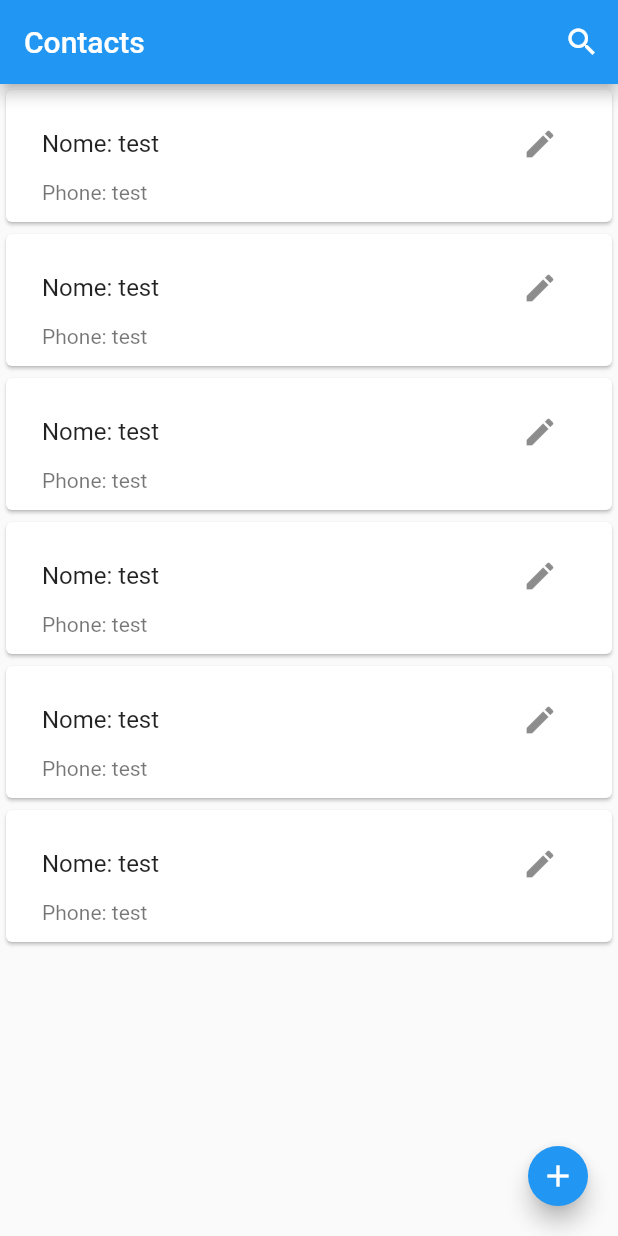
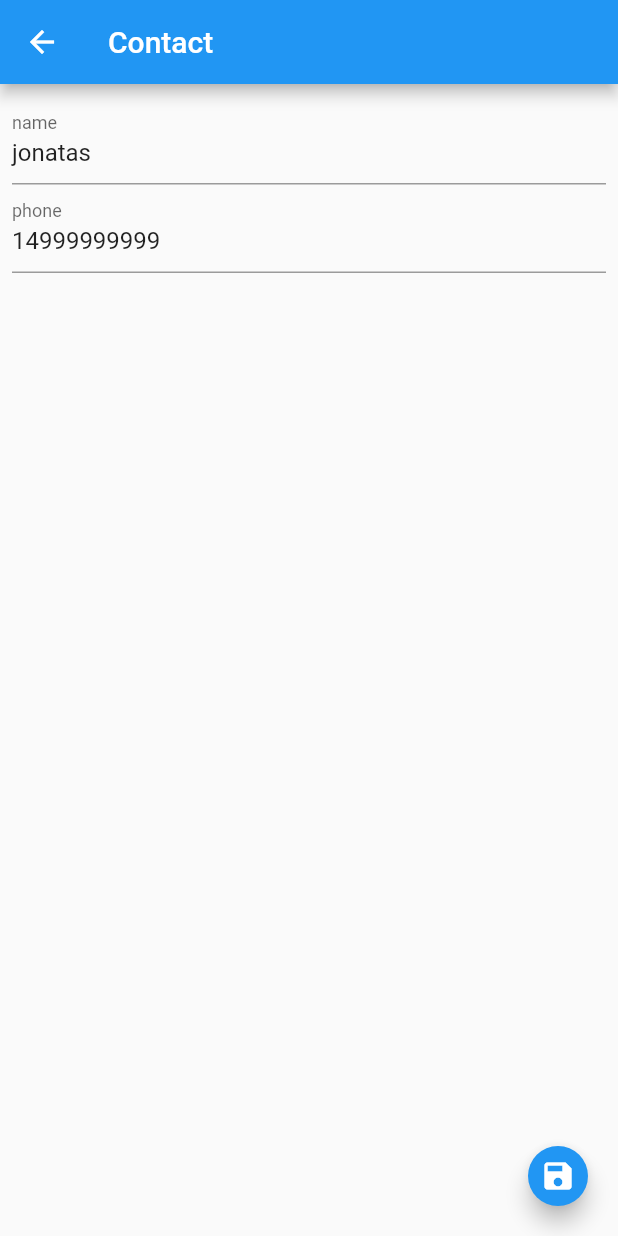
Before and after one commit to JonatasCaetano/agenda-de-contatos, a Flutter app: the screen it shows after launch, after a tap on the "edit" icon, on a phone screen of 412 x 824 dp. Run offline on Flutter 3.47's test engine with Material 2 defaults, Android fonts, the phone set to English and light mode, and no system bars.

Commit message:
Contact screen created

```diff
--- a/application/lib/main.dart
+++ b/application/lib/main.dart
@@ -4,7 +4,18 @@ import 'package:flutter/material.dart';
 import 'package:scoped_model/scoped_model.dart';
 
 void main() {
-  runApp(MaterialApp(
-    home: ScopedModel<ContactModel>(model: ContactModel(), child: const Home()),
-  ));
+  runApp(const MyApp());
 }
+
+class MyApp extends StatelessWidget {
+  const MyApp({Key? key}) : super(key: key);
+
+  @override
+  Widget build(BuildContext context) {
+    return ScopedModel<ContactModel>(
+        model: ContactModel(),
+        child: const MaterialApp(
+          home: Home(),
+        ));
+  }
+}
--- /dev/null
+++ b/application/lib/screens/contact_screen.dart
@@ -0,0 +1,62 @@
+import 'package:application/entities/contact.dart';
+import 'package:application/models/contact_model.dart';
+import 'package:flutter/material.dart';
+import 'package:scoped_model/scoped_model.dart';
+
+// ignore: must_be_immutable
+class ContactScreen extends StatefulWidget {
+  Contact contact;
+
+  ContactScreen({required this.contact, Key? key}) : super(key: key);
+
+  @override
+  _ContactScreenState createState() => _ContactScreenState();
+}
+
+class _ContactScreenState extends State<ContactScreen> {
+  TextEditingController name = TextEditingController();
+  TextEditingController phone = TextEditingController();
+
+  @override
+  void initState() {
+    super.initState();
+    name.text = widget.contact.getName;
+    phone.text = widget.contact.getPhone;
+  }
+
+  @override
+  Widget build(BuildContext context) {
+    return ScopedModelDescendant<ContactModel>(
+        builder: (context, child, contact) {
+      return Scaffold(
+        appBar: AppBar(
+          title: const Text("Contact"),
+        ),
+        body: Padding(
+          padding: const EdgeInsets.all(8.0),
+          child: Column(
+            children: [
+              TextField(
+                controller: name,
+                decoration: const InputDecoration(label: Text("name")),
+              ),
+              TextField(
+                controller: phone,
+                decoration: const InputDecoration(label: Text("phone")),
+              ),
+            ],
+          ),
+        ),
+        floatingActionButton: FloatingActionButton(
+          mini: true,
+          child: const Icon(Icons.save),
+          onPressed: () {
+            //**salvar novo contato */
+            // ignore: avoid_print
+            print("salvar contato");
+          },
+        ),
+      );
+    });
+  }
+}
--- a/application/lib/screens/home.dart
+++ b/application/lib/screens/home.dart
@@ -1,4 +1,6 @@
+import 'package:application/entities/contact.dart';
 import 'package:application/models/contact_model.dart';
+import 'package:application/screens/contact_screen.dart';
 import 'package:flutter/material.dart';
 import 'package:scoped_model/scoped_model.dart';
 
@@ -81,6 +83,15 @@ class _HomeState extends State<Home> {
                                       IconButton(
                                           onPressed: () {
                                             //***editar contato */
+                                            Navigator.push(
+                                                context,
+                                                MaterialPageRoute(
+                                                    builder: (context) =>
+                                                        ContactScreen(
+                                                            contact: Contact(
+                                                                0,
+                                                                "jonatas",
+                                                                "14999999999"))));
                                             // ignore: avoid_print
                                             print("abrir tela editar contato");
                                           },
@@ -100,6 +111,11 @@ class _HomeState extends State<Home> {
           child: const Icon(Icons.add),
           onPressed: () {
             //**salvar novo contato */
+            Navigator.push(
+                context,
+                MaterialPageRoute(
+                    builder: (context) =>
+                        ContactScreen(contact: Contact(0, "", ""))));
             // ignore: avoid_print
             print("abrir tela adicionar contato");
           },
```
